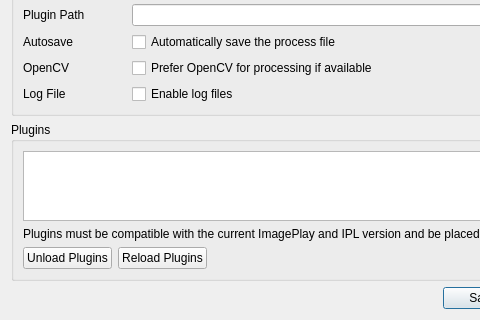
Old version of the form ImagePlay/ui/SettingsWindow.ui in the repository cpvrlab/ImagePlay; both pictures show x 0 to 480 and y 118 to 438 of the 620 by 438 pixel window.
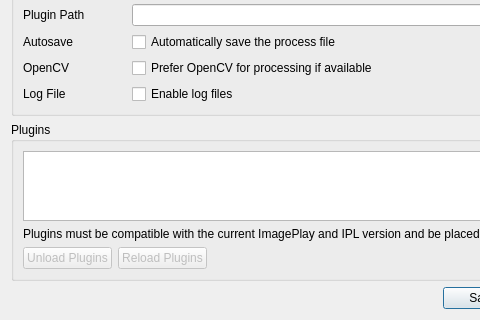
New version of the form.

Diff of the .ui file:
```diff
--- a/ImagePlay/ui/SettingsWindow.ui
+++ b/ImagePlay/ui/SettingsWindow.ui
@@ -186,6 +186,9 @@
          </property>
          <item>
           <widget class="QPushButton" name="btnUnloadPlugins">
+           <property name="enabled">
+            <bool>false</bool>
+           </property>
            <property name="text">
             <string>Unload Plugins</string>
            </property>
@@ -193,6 +196,9 @@
          </item>
          <item>
           <widget class="QPushButton" name="btnReloadPlugins">
+           <property name="enabled">
+            <bool>false</bool>
+           </property>
            <property name="text">
             <string>Reload Plugins</string>
            </property>
```
